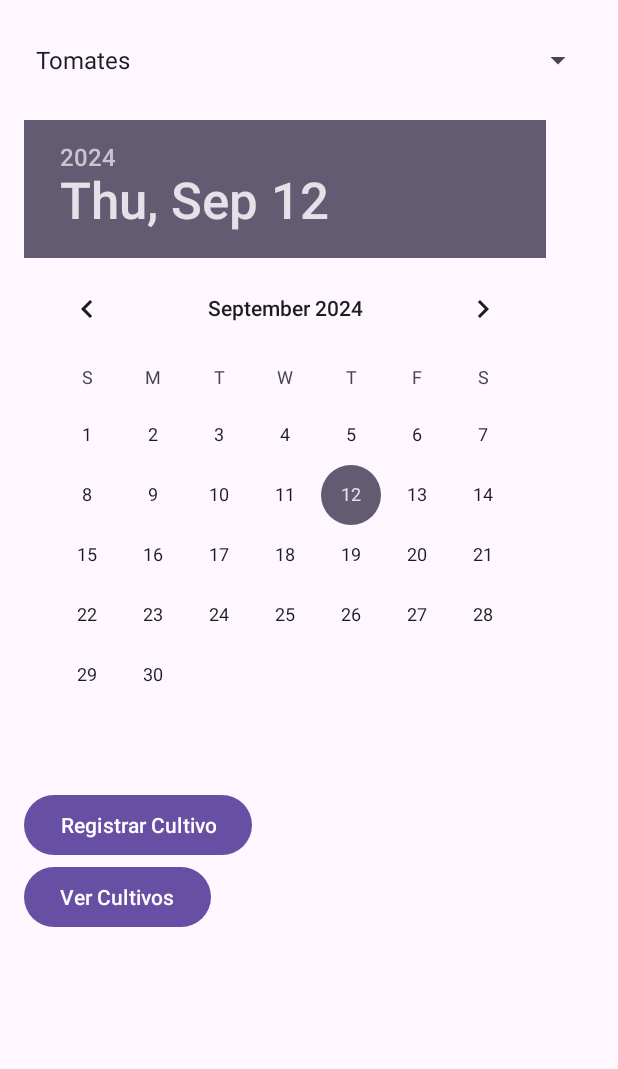
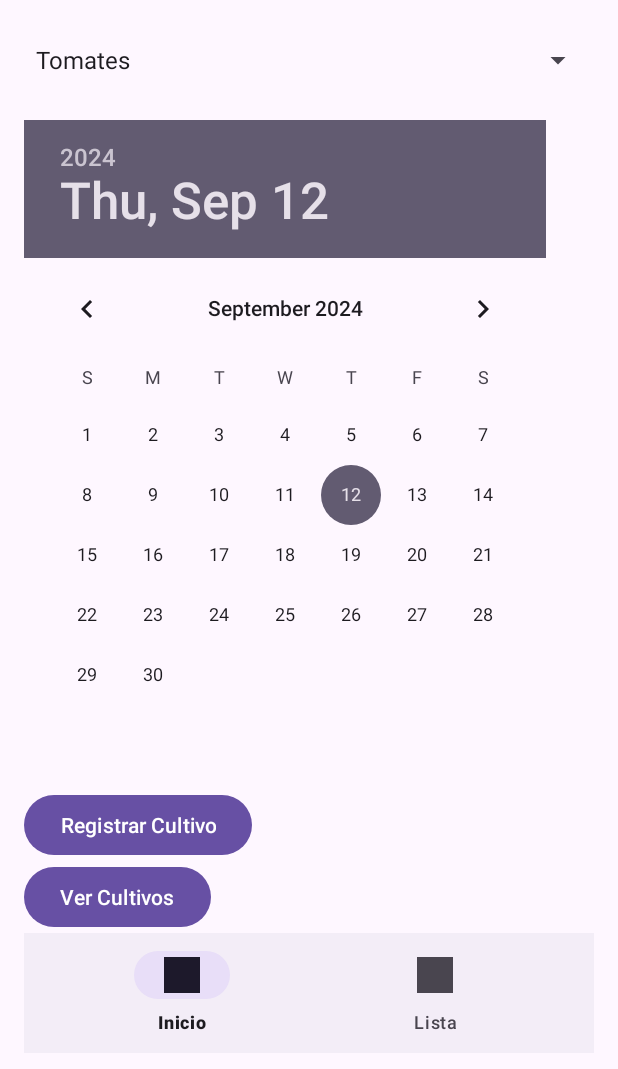
Before and after one commit to Slogica/Cultivos, an Android app: the screen it shows after launch (MainActivity), on a phone screen of 412 x 824 dp. Shown: the top 1069 px of the screen. Run offline under Robolectric (Android 15) with nearby library versions, the phone set to English and light mode, and no system bars.

Commit message:
up: Avance layout

```diff
--- a/Cultivo/app/src/main/java/com/example/myapplication/ListaCultivosActivity.java
+++ b/Cultivo/app/src/main/java/com/example/myapplication/ListaCultivosActivity.java
@@ -23,7 +23,7 @@ public class ListaCultivosActivity extends AppCompatActivity {
 
         // Configurar la ListView para mostrar los cultivos
         ListView listView = findViewById(R.id.listViewCultivos);
-        CultivoAdapter adapter = new CultivoAdapter(this, listaCultivos);
+        CultivoAdapter adapter = new CultivoAdapter(this, listaCultivos, databaseHelper);
         listView.setAdapter(adapter);
 
         // Configurar el botón de regreso
--- a/Cultivo/app/src/main/res/layout/activity_main.xml
+++ b/Cultivo/app/src/main/res/layout/activity_main.xml
@@ -39,4 +39,12 @@
         android:layout_height="wrap_content"
         android:text="Ver Cultivos"
         tools:ignore="HardcodedText" />
+
+    <!-- Barra de navegación inferior -->
+    <com.google.android.material.bottomnavigation.BottomNavigationView
+        android:id="@+id/bottom_navigation"
+        android:layout_width="match_parent"
+        android:layout_height="wrap_content"
+        android:layout_gravity="bottom"
+        app:menu="@menu/bottom_navigation_menu" />
 </LinearLayout>
--- /dev/null
+++ b/Cultivo/app/src/main/res/menu/bottom_navigation_menu.xml
@@ -0,0 +1,13 @@
+<?xml version="1.0" encoding="utf-8"?>
+<menu xmlns:android="http://schemas.android.com/apk/res/android">
+
+    <item
+        android:id="@+id/nav_home"
+        android:icon="@drawable/ic_launcher_background"
+        android:title="Inicio" />
+
+    <item
+        android:id="@+id/nav_lista"
+        android:icon="@drawable/ic_launcher_background"
+        android:title="Lista" />
+</menu>
--- a/Cultivo/app/src/main/res/values/strings.xml
+++ b/Cultivo/app/src/main/res/values/strings.xml
@@ -2,6 +2,7 @@
     <string name="app_name">My Application</string>
     <string name="select_cultivo">Selecciona un tipo de cultivo</string>
     <string name="volver">Volver</string>
+    <string name="eliminar">Eliminar</string>
     <string name="btnRegCultivos">Registrar cultivos</string>
     <string-array name="cultivos_array">
         <item>Tomates</item>
```
Also changed, not shown: Cultivo/app/src/main/java/com/example/myapplication/CultivoAdapter.java (+24 -5 lines), Cultivo/app/src/main/java/com/example/myapplication/DatabaseHelper.java (+8 -0 lines), Cultivo/app/src/main/res/layout/item_cultivo.xml (+35 -5 lines).
